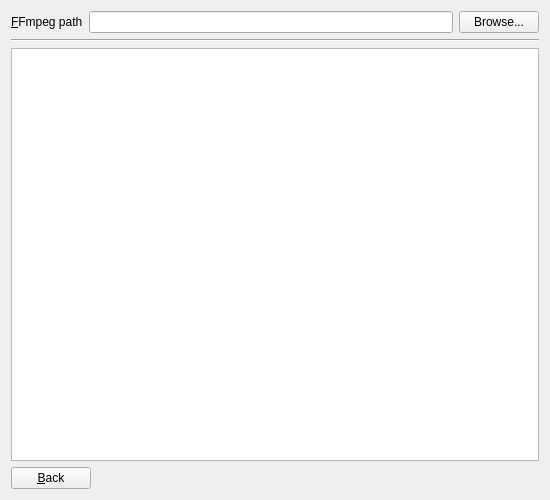
Old version of the form settingsframe.ui in the repository EthanChappel/HQ-Animate.
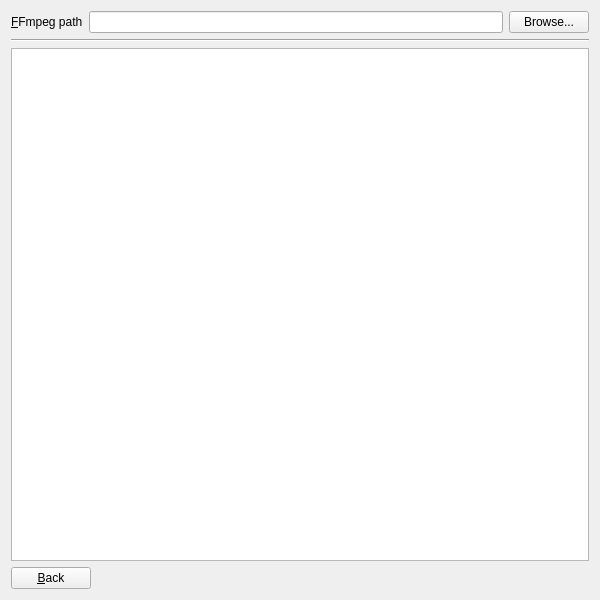
New version of the form.

```diff
--- a/settingsframe.ui
+++ b/settingsframe.ui
@@ -6,14 +6,14 @@
    <rect>
     <x>0</x>
     <y>0</y>
-    <width>550</width>
-    <height>500</height>
+    <width>600</width>
+    <height>600</height>
    </rect>
   </property>
   <property name="minimumSize">
    <size>
-    <width>550</width>
-    <height>500</height>
+    <width>600</width>
+    <height>600</height>
    </size>
   </property>
   <property name="maximumSize">
@@ -58,13 +58,10 @@
     </widget>
    </item>
    <item>
-    <widget class="QPlainTextEdit" name="dependencies_textbox">
-     <property name="undoRedoEnabled">
+    <widget class="QTextBrowser" name="dependencies_textbox">
+     <property name="openLinks">
       <bool>false</bool>
      </property>
-     <property name="readOnly">
-      <bool>true</bool>
-     </property>
     </widget>
    </item>
    <item>
```
